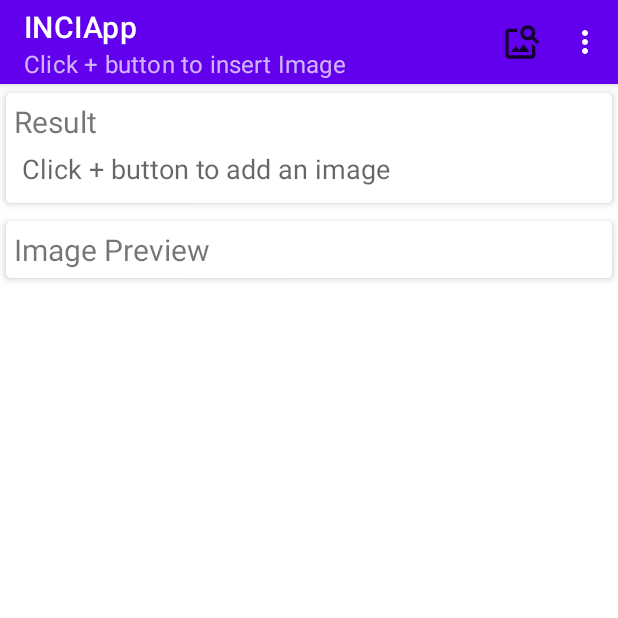
After one commit to pannaAdrianna/INCIApp, an Android app: the OCRActivity screen opened directly, with no data from a screen before it, on a phone screen of 412 x 824 dp, the top half of it. The commit adds this screen. Run offline under Robolectric (Android 15) with nearby library versions, the phone set to English and light mode, and no system bars; libraries missing offline, so code that uses them is left out: com.google.android.gms, com.theartofdev.edmodo.

Commit message:
działa! <3

```diff
--- a/app/build.gradle
+++ b/app/build.gradle
@@ -33,9 +33,11 @@ dependencies {
     implementation 'androidx.appcompat:appcompat:1.2.0'
     implementation 'com.google.android.material:material:1.2.1'
     implementation 'androidx.constraintlayout:constraintlayout:2.0.4'
-  'com.android.support:cardview-v7:26.+'
+    'com.android.support:cardview-v7:26.+'
     implementation 'com.wajahatkarim3.EasyFlipView:EasyFlipView:3.0.0'
     testImplementation 'junit:junit:4.+'
     androidTestImplementation 'androidx.test.ext:junit:1.1.2'
     androidTestImplementation 'androidx.test.espresso:espresso-core:3.3.0'
+    implementation 'com.theartofdev.edmodo:android-image-cropper:2.8.+'
+    implementation 'com.google.android.gms:play-services-vision:20.1.3'
 }
--- a/app/src/main/AndroidManifest.xml
+++ b/app/src/main/AndroidManifest.xml
@@ -1,6 +1,9 @@
 <?xml version="1.0" encoding="utf-8"?>
 <manifest xmlns:android="http://schemas.android.com/apk/res/android"
     package="edu.ib.inciapp">
+    <uses-permission android:name="android.permission.CAMERA"/>
+    <uses-permission android:name="android.permission.WRITE_EXTERNAL_STORAGE"/>
+    <uses-permission android:name="android.permission.READ_EXTERNAL_STORAGE"/>
 
     <application
         android:allowBackup="true"
@@ -10,6 +13,7 @@
         android:supportsRtl="true"
         android:theme="@style/Theme.INCIApp">
         <activity android:name=".QuizINCIActivity"></activity>
+        <activity android:name=".OCRActivity"></activity>
         <activity android:name=".MainActivity">
             <intent-filter>
                 <action android:name="android.intent.action.MAIN" />
@@ -17,6 +21,8 @@
                 <category android:name="android.intent.category.LAUNCHER" />
             </intent-filter>
         </activity>
+        <activity android:name="com.theartofdev.edmodo.cropper.CropImageActivity"
+            android:theme="@style/Theme.AppCompat"/>
     </application>
 
 </manifest>
--- a/app/src/main/java/edu/ib/inciapp/MainActivity.java
+++ b/app/src/main/java/edu/ib/inciapp/MainActivity.java
@@ -61,4 +61,9 @@ public class MainActivity extends AppCompatActivity {
         Intent intent = new Intent(this, QuizINCIActivity.class);
         this.startActivity(intent);
     }
+
+    public void onBtnOCRClick(View view) {
+        Intent intent = new Intent(this, OCRActivity.class);
+        this.startActivity(intent);
+    }
 }
--- /dev/null
+++ b/app/src/main/java/edu/ib/inciapp/OCRActivity.java
@@ -0,0 +1,252 @@
+package edu.ib.inciapp;
+
+import androidx.annotation.NonNull;
+import androidx.annotation.Nullable;
+import androidx.appcompat.app.ActionBar;
+import androidx.appcompat.app.AlertDialog;
+import androidx.appcompat.app.AppCompatActivity;
+import androidx.core.app.ActivityCompat;
+import androidx.core.content.ContextCompat;
+
+import android.Manifest;
+import android.annotation.SuppressLint;
+import android.content.ContentValues;
+import android.content.DialogInterface;
+import android.content.Intent;
+import android.content.pm.PackageManager;
+import android.graphics.Bitmap;
+import android.graphics.drawable.BitmapDrawable;
+import android.net.Uri;
+import android.os.Bundle;
+import android.provider.MediaStore;
+import android.util.Log;
+import android.util.SparseArray;
+import android.view.Menu;
+import android.view.MenuItem;
+import android.widget.EditText;
+import android.widget.ImageView;
+import android.widget.Toast;
+
+import com.google.android.gms.vision.Frame;
+import com.google.android.gms.vision.text.TextBlock;
+import com.google.android.gms.vision.text.TextRecognizer;
+import com.theartofdev.edmodo.cropper.CropImage;
+import com.theartofdev.edmodo.cropper.CropImageView;
+
+public class OCRActivity extends AppCompatActivity {
+
+    EditText mResultEt;
+    ImageView mPreviewIv;
+
+    private static final int CAMERA_REQUEST_CODE = 200;
+    private static final int STORAGE_REQUEST_CODE = 400;
+    private static final int IMAGE_PICK_GALLERY_CODE = 1000;
+    private static final int IMAGE_PICK_CAMERA_CODE = 1001;
+
+
+    String cameraPermission[];
+    String storagePermission[];
+
+    Uri image_uri;
+
+    @Override
+    protected void onCreate(Bundle savedInstanceState) {
+        super.onCreate(savedInstanceState);
+        setContentView(R.layout.activity_o_c_r);
+        mResultEt = findViewById(R.id.resultEt);
+        mPreviewIv = findViewById(R.id.ivImage);
+
+
+        ActionBar actionBar = getSupportActionBar();
+        actionBar.setSubtitle("Click + button to insert Image");
+        //canera permission
+        cameraPermission = new String[]{Manifest.permission.CAMERA, Manifest.permission.WRITE_EXTERNAL_STORAGE};
+        //storage permission
+        storagePermission = new String[]{Manifest.permission.CAMERA, Manifest.permission.WRITE_EXTERNAL_STORAGE};
+
+    }
+
+    //pasek menu
+    @Override
+    public boolean onCreateOptionsMenu(Menu menu) {
+        getMenuInflater().inflate(R.menu.menu_ocr_main, menu);
+        return super.onCreateOptionsMenu(menu);
+    }
+
+
+    //on action
+    @Override
+    public boolean onOptionsItemSelected(MenuItem item) {
+        int id = item.getItemId();
+        if (id == R.id.addImage) {
+            showImageImportDialog();
+        }
+        if (id == R.id.settings) {
+            Toast.makeText(this, "Settings", Toast.LENGTH_LONG).show();
+        }
+        return super.onOptionsItemSelected(item);
+    }
+
+    private void showImageImportDialog() {
+        String[] items = {" Camera", " Gallery"};
+        AlertDialog.Builder dialog = new AlertDialog.Builder(this);
+
+
+        dialog.setTitle("Select Image");
+        dialog.setItems(items, (dialog1, which) -> {
+            if (which == 0) {
+                //camera option clicked
+                // ask for a permission
+                if (!checkCameraPermission()) {
+                    requestCameraPermission();
+                } else {
+                    pickCamera();
+                }
+
+            }
+            if (which == 1) {
+                //gallery
+                if (!checkStoragePermission()) {
+                    requestStoragePermission();
+                } else {
+                    pickGallery();
+                }
+            }
+
+        });
+        dialog.create().show();
+    }
+
+    /**
+     * intent to pick image from the gallery
+     */
+    private void pickGallery() {
+        Intent intent = new Intent(Intent.ACTION_PICK);
+        intent.setType("image/*");
+        startActivityForResult(intent, IMAGE_PICK_GALLERY_CODE);
+
+    }
+
+    private void requestStoragePermission() {
+        ActivityCompat.requestPermissions(this, storagePermission, STORAGE_REQUEST_CODE);
+    }
+
+    private boolean checkStoragePermission() {
+        return ContextCompat.checkSelfPermission(this, Manifest.permission.WRITE_EXTERNAL_STORAGE) == (PackageManager.PERMISSION_GRANTED);
+    }
+
+
+    private void pickCamera() {
+        ContentValues values = new ContentValues();
+        values.put(MediaStore.Images.Media.TITLE, "OCRpicture");
+        values.put(MediaStore.Images.Media.DESCRIPTION, "Image To text"); //
+        image_uri = getContentResolver().insert(MediaStore.Images.Media.EXTERNAL_CONTENT_URI, values);
+
+        Intent cameraIntent = new Intent(MediaStore.ACTION_IMAGE_CAPTURE);
+        cameraIntent.putExtra(MediaStore.EXTRA_OUTPUT, image_uri);
+        startActivityForResult(cameraIntent, IMAGE_PICK_CAMERA_CODE);
+    }
+
+    private void requestCameraPermission() {
+        // can run the camera and save to gallery
+        ActivityCompat.requestPermissions(this, cameraPermission, CAMERA_REQUEST_CODE);
+
+    }
+
+    private boolean checkCameraPermission() {
+        boolean resultCamera = ContextCompat.checkSelfPermission(this, Manifest.permission.CAMERA) == (PackageManager.PERMISSION_GRANTED);
+        boolean resultWrite = ContextCompat.checkSelfPermission(this, Manifest.permission.WRITE_EXTERNAL_STORAGE) == (PackageManager.PERMISSION_GRANTED);
+
+        return resultCamera && resultWrite;
+    }
+
+    @Override
+    public void onRequestPermissionsResult(int requestCode, @NonNull String[] permissions, @NonNull int[] grantResults) {
+//        super.onRequestPermissionsResult(requestCode, permissions, grantResults);
+        switch (requestCode) {
+            case CAMERA_REQUEST_CODE:
+                if (grantResults.length > 0) {
+                    boolean cameraAccepted = grantResults[0] == PackageManager.PERMISSION_GRANTED;
+                    boolean writeStorageAccepted = grantResults[0] == PackageManager.PERMISSION_GRANTED;
+                    if (cameraAccepted && writeStorageAccepted) {
+                        pickCamera();
+                    } else {
+                        Toast.makeText(this, "permission denied", Toast.LENGTH_LONG).show();
+                    }
+                }
+                break;
+            case STORAGE_REQUEST_CODE:
+                if (grantResults.length > 0) {
+
+                    boolean writeStorageAccepted = grantResults[0] == PackageManager.PERMISSION_GRANTED;
+                    if (writeStorageAccepted) {
+                        pickGallery();
+                    } else {
+                        Toast.makeText(this, "permission denied", Toast.LENGTH_LONG).show();
+                    }
+                }
+                break;
+
+        }
+    }
+
+
+    //image from camera, gallery
+
+    @Override
+    protected void onActivityResult(int requestCode, int resultCode, @Nullable Intent data) {
+
+        super.onActivityResult(requestCode, resultCode, data);
+        if (resultCode == RESULT_OK) {
+            if (requestCode == IMAGE_PICK_GALLERY_CODE) {
+                //crop
+                CropImage.activity(data.getData()).setGuidelines(CropImageView.Guidelines.ON).start(this); //enable image guidlines
+
+            }
+            if (requestCode == IMAGE_PICK_CAMERA_CODE) {
+                CropImage.activity(image_uri).setGuidelines(CropImageView.Guidelines.ON).start(this); //enable image guidlines
+            }
+        }
+
+        if (requestCode == CropImage.CROP_IMAGE_ACTIVITY_REQUEST_CODE) {
+            CropImage.ActivityResult result = CropImage.getActivityResult(data);
+            if (resultCode == RESULT_OK) {
+                Uri resultUri = result.getUri(); // get image uri
+
+                // setting image to ImV
+                mPreviewIv.setImageURI(resultUri);
+
+                // drawable bitmap for text recogni
+                BitmapDrawable bitmapDrawable = (BitmapDrawable) mPreviewIv.getDrawable();
+
+                Bitmap bitmap = bitmapDrawable.getBitmap();
+
+                TextRecognizer recognizer = new TextRecognizer.Builder(getApplicationContext()).build();
+
+                if (!recognizer.isOperational()) {
+                    Toast.makeText(this, "Error", Toast.LENGTH_SHORT).show();
+                } else {
+                    Frame frame = new Frame.Builder().setBitmap(bitmap).build();
+                    SparseArray<TextBlock> items = recognizer.detect(frame);
+                    StringBuilder sb = new StringBuilder();
+                    //geting text from sb to the end
+
+                    for (int i = 0; i < items.size(); i++) {
+                        TextBlock myItem = items.valueAt(i);
+                        sb.append(myItem.getValue());
+                        sb.append("\n");
+                    }
+                    //set text to edit text
+                    mResultEt.setText(sb.toString());
+
+                }
+            } else if (resultCode == CropImage.CROP_IMAGE_ACTIVITY_RESULT_ERROR_CODE) {
+                //secure if there is any error. Show
+                Exception e = result.getError();
+                Toast.makeText(this, "" + e, Toast.LENGTH_SHORT).show();
+
+            }
+        }
+
+    }
+}
--- /dev/null
+++ b/app/src/main/res/drawable-anydpi/ic_action_image_search.xml
@@ -0,0 +1,16 @@
+<vector xmlns:android="http://schemas.android.com/apk/res/android"
+    android:width="24dp"
+    android:height="24dp"
+    android:viewportWidth="24"
+    android:viewportHeight="24"
+    android:tint="#000000"
+    android:alpha="0.8">
+  <group android:scaleX="1.1111112"
+      android:scaleY="1.1111112"
+      android:translateX="-1.3333334"
+      android:translateY="-1.3333334">
+    <path
+        android:fillColor="@android:color/white"
+        android:pathData="M18,13v7L4,20L4,6h5.02c0.05,-0.71 0.22,-1.38 0.48,-2L4,4c-1.1,0 -2,0.9 -2,2v14c0,1.1 0.9,2 2,2h14c1.1,0 2,-0.9 2,-2v-5l-2,-2zM16.5,18h-11l2.75,-3.53 1.96,2.36 2.75,-3.54zM19.3,8.89c0.44,-0.7 0.7,-1.51 0.7,-2.39C20,4.01 17.99,2 15.5,2S11,4.01 11,6.5s2.01,4.5 4.49,4.5c0.88,0 1.7,-0.26 2.39,-0.7L21,13.42 22.42,12 19.3,8.89zM15.5,9C14.12,9 13,7.88 13,6.5S14.12,4 15.5,4 18,5.12 18,6.5 16.88,9 15.5,9z"/>
+  </group>
+</vector>
--- /dev/null
+++ b/app/src/main/res/layout/activity_o_c_r.xml
@@ -0,0 +1,86 @@
+<?xml version="1.0" encoding="utf-8"?>
+<RelativeLayout xmlns:android="http://schemas.android.com/apk/res/android"
+    xmlns:app="http://schemas.android.com/apk/res-auto"
+    xmlns:tools="http://schemas.android.com/tools"
+    android:layout_width="match_parent"
+    android:layout_height="match_parent"
+    android:gravity="center_horizontal"
+    tools:context=".OCRActivity">
+
+    <ScrollView
+        android:layout_width="match_parent"
+        android:layout_height="wrap_content">
+
+        <LinearLayout
+            android:layout_width="match_parent"
+            android:layout_height="wrap_content"
+            android:orientation="vertical">
+
+            <androidx.cardview.widget.CardView
+                android:layout_width="match_parent"
+                android:layout_height="wrap_content"
+                app:cardBackgroundColor="@color/white"
+                app:cardCornerRadius="3sp"
+                app:cardElevation="3sp"
+                app:cardUseCompatPadding="true">
+
+                <LinearLayout
+                    android:layout_width="match_parent"
+                    android:layout_height="wrap_content"
+                    android:orientation="vertical"
+                    android:padding="5sp">
+
+                    <TextView
+                        android:layout_width="match_parent"
+                        android:layout_height="wrap_content"
+                        android:text="Result"
+                        android:textSize="20sp" />
+                    <!--                    scanned tesxt from image displays here-->
+                    <EditText
+                        android:id="@+id/resultEt"
+                        android:layout_width="match_parent"
+                        android:layout_height="wrap_content"
+                        android:autoLink="all"
+                        android:background="@null"
+                        android:hint="Click + button to add an image"
+                        android:padding="5sp"
+                        android:textColor="#000" />
+
+                </LinearLayout>
+            </androidx.cardview.widget.CardView>
+
+            <androidx.cardview.widget.CardView
+                android:layout_width="match_parent"
+                android:layout_height="wrap_content"
+                app:cardBackgroundColor="@color/white"
+                app:cardCornerRadius="3sp"
+                app:cardElevation="3sp"
+                app:cardUseCompatPadding="true">
+
+                <LinearLayout
+                    android:layout_width="match_parent"
+                    android:layout_height="wrap_content"
+                    android:orientation="vertical"
+                    android:padding="5sp">
+
+                    <TextView
+                        android:layout_width="match_parent"
+                        android:layout_height="wrap_content"
+                        android:text="Image Preview"
+                        android:textSize="20sp" />
+                    <!--image displays here-->
+                    <ImageView
+                        android:id="@+id/ivImage"
+                        android:layout_width="wrap_content"
+                        android:layout_height="wrap_content"
+                        android:maxHeight="25sp"
+
+                        />
+
+                </LinearLayout>
+            </androidx.cardview.widget.CardView>
+
+        </LinearLayout>
+
+    </ScrollView>
+</RelativeLayout>
--- /dev/null
+++ b/app/src/main/res/menu/menu_ocr_main.xml
@@ -0,0 +1,14 @@
+<?xml version="1.0" encoding="utf-8"?>
+<menu xmlns:android="http://schemas.android.com/apk/res/android"
+    xmlns:app="http://schemas.android.com/apk/res-auto">
+
+    <item
+        android:id="@+id/addImage"
+        android:icon="@drawable/ic_action_image_search"
+        android:title="Add image"
+        app:showAsAction="always" />
+
+    <item
+        android:id="@+id/settings"
+        android:title="Setting" />
+</menu>
--- a/app/src/main/res/values/strings.xml
+++ b/app/src/main/res/values/strings.xml
@@ -3,6 +3,7 @@
     <string name="hintbtnTrue">I KNEW IT</string>
     <string name="hintbtnFalse">I DONT</string>
     <string name="btnLearn">LEARN</string>
+    <string name="hintBtnOCR">OCR</string>
     <string name="hintBtnShowNext">NEXT</string>
     <string name="hintTvNumberOfQuesion">Question</string>
 
```
Also changed, not shown: app/src/main/java/edu/ib/inciapp/OcrActivity2.java (added, +73 -0 lines), app/src/main/res/layout/activity_main.xml (+14 -1 lines), app/src/main/res/layout/activity_ocr2.xml (added, +49 -0 lines), app/src/main/res/drawable-hdpi/ic_action_image_search.png (added), app/src/main/res/drawable-mdpi/ic_action_image_search.png (added), app/src/main/res/drawable-xhdpi/ic_action_image_search.png (added), app/src/main/res/drawable-xxhdpi/ic_action_image_search.png (added).
